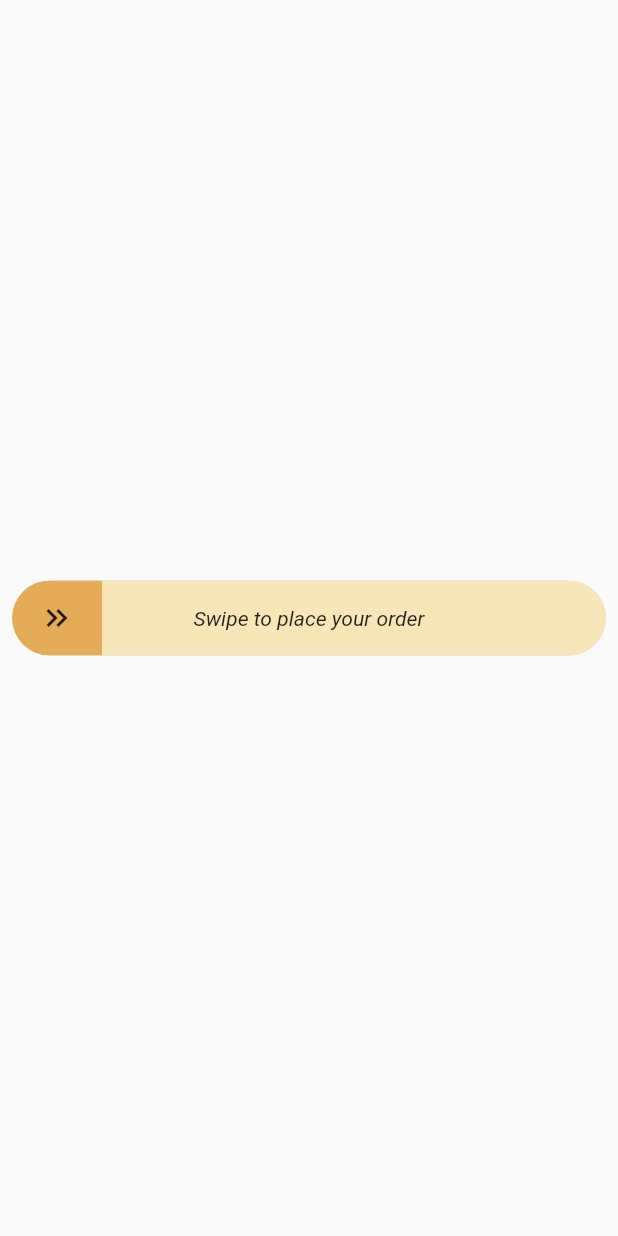
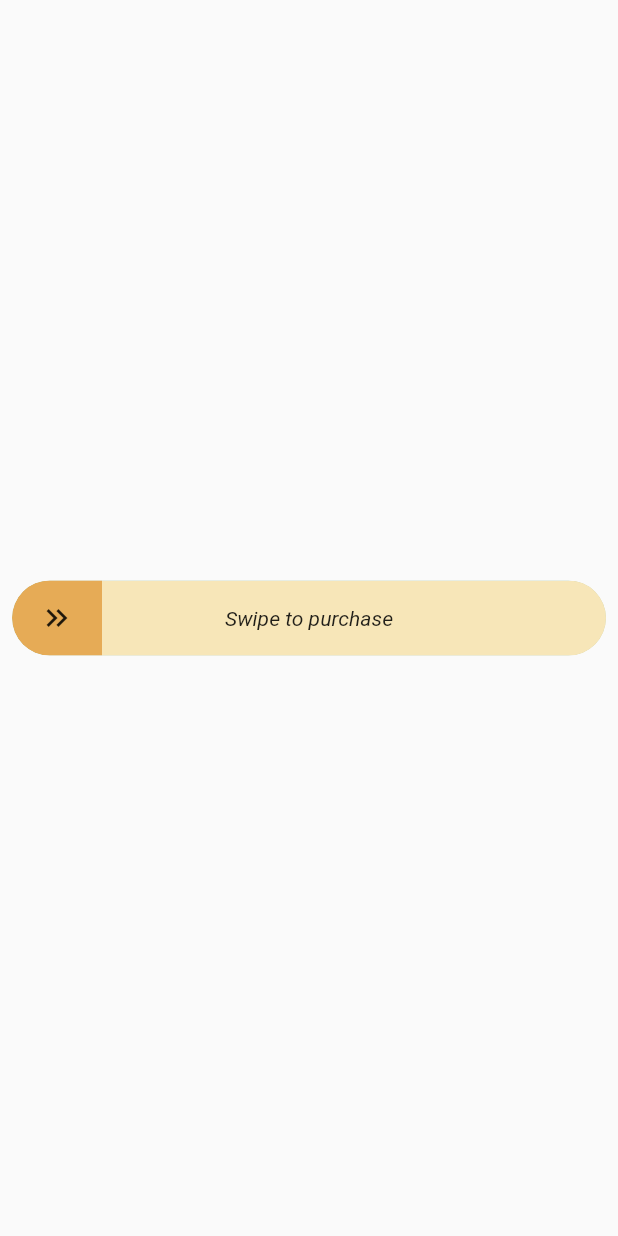
Before and after one commit to flutterwisedev/slide_action_widget, a Flutter app: the screen it shows after launch, on a phone screen of 412 x 824 dp. Run offline on Flutter 3.47's test engine with Material 2 defaults, Android fonts, the light colour scheme and no system bars.

Commit message:
tweak text

```diff
--- a/lib/swipe_action_widget.dart
+++ b/lib/swipe_action_widget.dart
@@ -145,7 +145,7 @@ class _Foreground extends StatelessWidget {
       color: const Color.fromRGBO(247, 230, 184, 1),
       child: const Center(
         child: Text(
-          'Swipe to place your order',
+          'Swipe to purchase',
           style: TextStyle(fontStyle: FontStyle.italic),
         ),
       ),
@@ -171,7 +171,7 @@ class _Background extends StatelessWidget {
       ),
       child: const Center(
         child: Text(
-          'Placing your order...',
+          'Purchasing...',
           style: TextStyle(fontStyle: FontStyle.italic, color: textColor),
         ),
       ),
```
